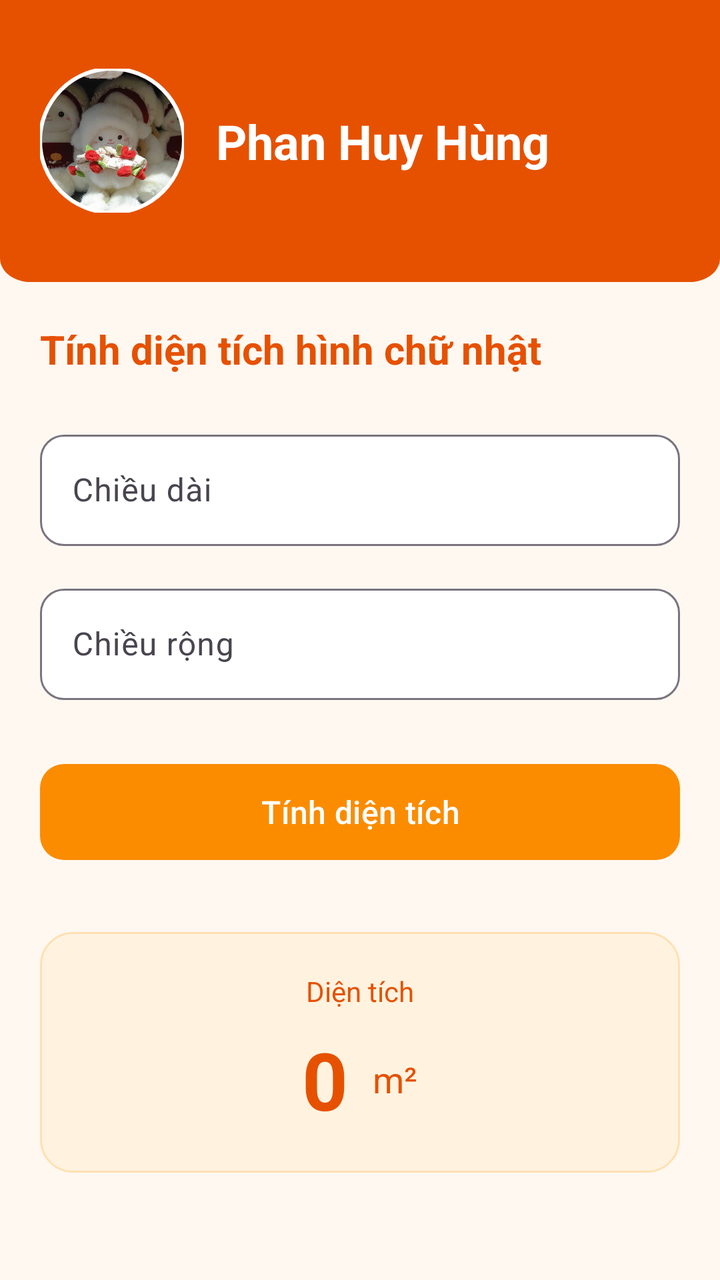
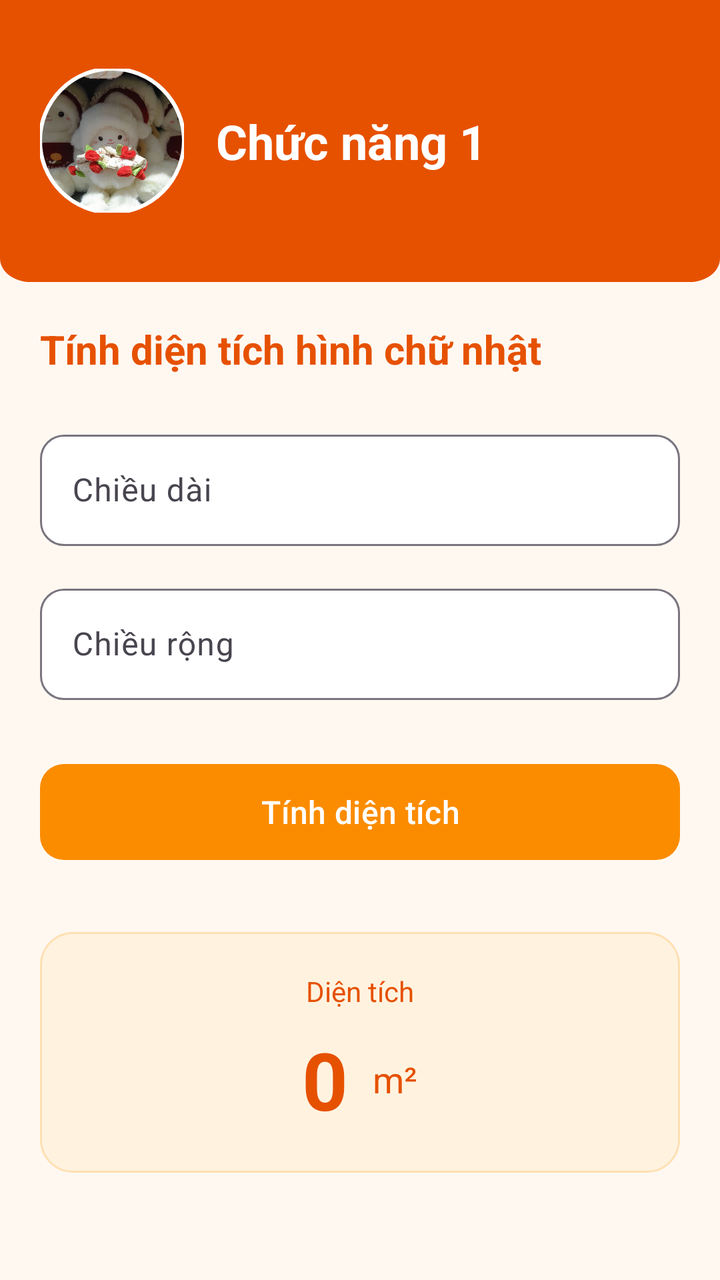

An Android layout rendered at two revisions. The XML below is the earlier revision; the diff shows what the commit changed to produce the second picture.
<!-- AndroidManifest.xml: application theme Theme.KiemTraGK_65131182 -->
<!-- res/layout/fragment_bai1.xml -->
<?xml version="1.0" encoding="utf-8"?>
<LinearLayout xmlns:android="http://schemas.android.com/apk/res/android"
    xmlns:app="http://schemas.android.com/apk/res-auto"
    xmlns:tools="http://schemas.android.com/tools"
    android:layout_width="match_parent"
    android:layout_height="match_parent"
    android:background="@color/brand_background"
    android:orientation="vertical"
    tools:context=".Bai1Fragment">
    
    <FrameLayout
        android:layout_width="match_parent"
        android:layout_height="141dp"
        android:background="@drawable/background_orin">
        <LinearLayout
            android:layout_width="match_parent"
            android:layout_height="match_parent"
            android:gravity="bottom"
            android:orientation="horizontal"
            android:paddingStart="20dp"
            android:paddingEnd="20dp">
            <com.google.android.material.imageview.ShapeableImageView
                android:layout_width="72dp"
                android:layout_height="72dp"
                android:layout_gravity="center_vertical"
                android:contentDescription="Avatar"
                android:scaleType="centerCrop"
                android:src="@drawable/avata"
                app:shapeAppearanceOverlay="@style/CircleImageShapeAppearance"
                app:strokeColor="@color/white"
                app:strokeWidth="2dp" />
            <TextView
                android:layout_width="0dp"
                android:layout_height="wrap_content"
                android:layout_gravity="center_vertical"
                android:layout_marginStart="16dp"
                android:layout_weight="1"
                android:text="Phan Huy Hùng"
                android:textColor="@color/white"
                android:textSize="24sp"
                android:textStyle="bold" />
        </LinearLayout>
    </FrameLayout>
    
    <androidx.core.widget.NestedScrollView
        android:layout_width="match_parent"
        android:layout_height="0dp"
        android:layout_weight="1"
        android:fillViewport="true">
        <LinearLayout
            android:layout_width="match_parent"
            android:layout_height="wrap_content"
            android:orientation="vertical"
            android:padding="20dp">
            
            <TextView
                android:layout_width="wrap_content"
                android:layout_height="wrap_content"
                android:text="Tính diện tích hình chữ nhật"
                android:textColor="@color/orange_900"
                android:textSize="20sp"
                android:textStyle="bold"
                android:layout_marginBottom="24dp" />
            
            <com.google.android.material.textfield.TextInputLayout
                android:layout_width="match_parent"
                android:layout_height="wrap_content"
                android:hint="Chiều dài"
                android:layout_marginBottom="16dp"
                app:endIconMode="clear_text"
                app:boxBackgroundColor="@color/white"
                app:boxCornerRadiusBottomEnd="12dp"
                app:boxCornerRadiusBottomStart="12dp"
                app:boxCornerRadiusTopEnd="12dp"
                app:boxCornerRadiusTopStart="12dp"
                app:suffixText="m">
                <com.google.android.material.textfield.TextInputEditText
                    android:id="@+id/et_length"
                    android:layout_width="match_parent"
                    android:layout_height="wrap_content"
                    android:inputType="numberDecimal"
                    android:textColor="@color/orange_900"
                    android:textColorHint="@color/brand_outline" />
            </com.google.android.material.textfield.TextInputLayout>
            
            <com.google.android.material.textfield.TextInputLayout
                android:layout_width="match_parent"
                android:layout_height="wrap_content"
                android:hint="Chiều rộng"
                android:layout_marginBottom="28dp"
                app:endIconMode="clear_text"
                app:boxBackgroundColor="@color/white"
                app:boxCornerRadiusBottomEnd="12dp"
                app:boxCornerRadiusBottomStart="12dp"
                app:boxCornerRadiusTopEnd="12dp"
                app:boxCornerRadiusTopStart="12dp"
                app:suffixText="m">
                <com.google.android.material.textfield.TextInputEditText
                    android:id="@+id/et_width"
                    android:layout_width="match_parent"
                    android:layout_height="wrap_content"
                    android:inputType="numberDecimal"
                    android:textColor="@color/orange_900"
                    android:textColorHint="@color/brand_outline" />
            </com.google.android.material.textfield.TextInputLayout>
            
            <com.google.android.material.button.MaterialButton
                android:id="@+id/btn_calculate"
                android:layout_width="match_parent"
                android:layout_height="56dp"
                android:text="Tính diện tích"
                android:textSize="16sp"
                android:layout_marginBottom="32dp"
                app:backgroundTint="@color/orange_600"
                app:cornerRadius="12dp" />
            
            <LinearLayout
                android:layout_width="match_parent"
                android:layout_height="wrap_content"
                android:orientation="vertical"
                android:gravity="center_horizontal"
                android:padding="20dp"
                android:background="@drawable/background_result"
                app:backgroundTint="@color/orange_50">
                <TextView
                    android:layout_width="wrap_content"
                    android:layout_height="wrap_content"
                    android:text="Diện tích"
                    android:textColor="@color/orange_900"
                    android:textSize="14sp"
                    android:layout_marginBottom="8dp" />
                <LinearLayout
                    android:layout_width="wrap_content"
                    android:layout_height="wrap_content"
                    android:orientation="horizontal"
                    android:gravity="center_vertical">
                    <TextView
                        android:id="@+id/tv_result"
                        android:layout_width="wrap_content"
                        android:layout_height="wrap_content"
                        android:text="0"
                        android:textColor="@color/orange_900"
                        android:textSize="40sp"
                        android:textStyle="bold" />
                    <TextView
                        android:layout_width="wrap_content"
                        android:layout_height="wrap_content"
                        android:text=" m²"
                        android:textColor="@color/orange_900"
                        android:textSize="18sp"
                        android:layout_marginStart="8dp" />
                </LinearLayout>
            </LinearLayout>
        </LinearLayout>
    </androidx.core.widget.NestedScrollView>
</LinearLayout>
<!-- resources referenced by this layout -->
<resources>
  <color name="brand_background">#FFF8F1</color>
  <color name="brand_outline">#E6A25B</color>
  <color name="orange_50">#FFF3E0</color>
  <color name="orange_600">#FB8C00</color>
  <color name="orange_900">#E65100</color>
  <color name="white">#FFFFFFFF</color>
  <!-- drawable avata: jpg bitmap (drawable, 167840 bytes) -->
  <!-- drawable background_orin (drawable) -->
  <?xml version="1.0" encoding="utf-8"?>
  <vector xmlns:android="http://schemas.android.com/apk/res/android"
      android:width="375dp"
      android:height="190dp"
      android:viewportWidth="375"
      android:viewportHeight="190">
      <path
          android:fillColor="@color/orange_900"
          android:pathData="M0,0h375v174c0,8.84-7.16,16-16,16h-343c-8.84,0-16-7.16-16-16z"/>
  </vector>
  <!-- drawable background_result (drawable) -->
  <?xml version="1.0" encoding="utf-8"?>
  <shape xmlns:android="http://schemas.android.com/apk/res/android"
      android:shape="rectangle">
      <solid android:color="@color/orange_50" />
      <corners android:radius="16dp" />
      <stroke
          android:width="1dp"
          android:color="@color/orange_100" />
  </shape>
  <style name="CircleImageShapeAppearance">
          <item name="cornerFamily">rounded</item>
          <item name="cornerSize">50%</item>
      </style>
  <style name="Theme.KiemTraGK_65131182" parent="Base.Theme.KiemTraGK_65131182" />
  <color name="orange_100">#FFE0B2</color>
  <style name="Base.Theme.KiemTraGK_65131182" parent="Theme.Material3.DayNight.NoActionBar">
          <item name="colorPrimary">@color/orange_500</item>
          <item name="colorOnPrimary">@color/white</item>
          <item name="colorPrimaryContainer">@color/orange_100</item>
          <item name="colorOnPrimaryContainer">@color/orange_900</item>
  
          <item name="colorSecondary">@color/orange_700</item>
          <item name="colorOnSecondary">@color/white</item>
          <item name="colorSecondaryContainer">@color/orange_50</item>
          <item name="colorOnSecondaryContainer">@color/orange_900</item>
  
          <item name="colorTertiary">@color/orange_400</item>
          <item name="colorOnTertiary">@color/white</item>
  
          <item name="android:colorBackground">@color/brand_background</item>
          <item name="colorSurface">@color/brand_surface</item>
          <item name="colorOnSurface">@color/brand_on_background</item>
      </style>
  <color name="orange_500">#FF9800</color>
  <color name="orange_700">#F57C00</color>
  <color name="orange_400">#FFA726</color>
  <color name="brand_surface">#FFFDF9</color>
  <color name="brand_on_background">#2B1B0F</color>
</resources>

<!-- the commit's change to res/layout/fragment_bai1.xml (unified diff, before → after) -->
@@ -35,7 +35,7 @@
                 android:layout_gravity="center_vertical"
                 android:layout_marginStart="16dp"
                 android:layout_weight="1"
-                android:text="Phan Huy Hùng"
+                android:text="Chức năng 1"
                 android:textColor="@color/white"
                 android:textSize="24sp"
                 android:textStyle="bold" />
